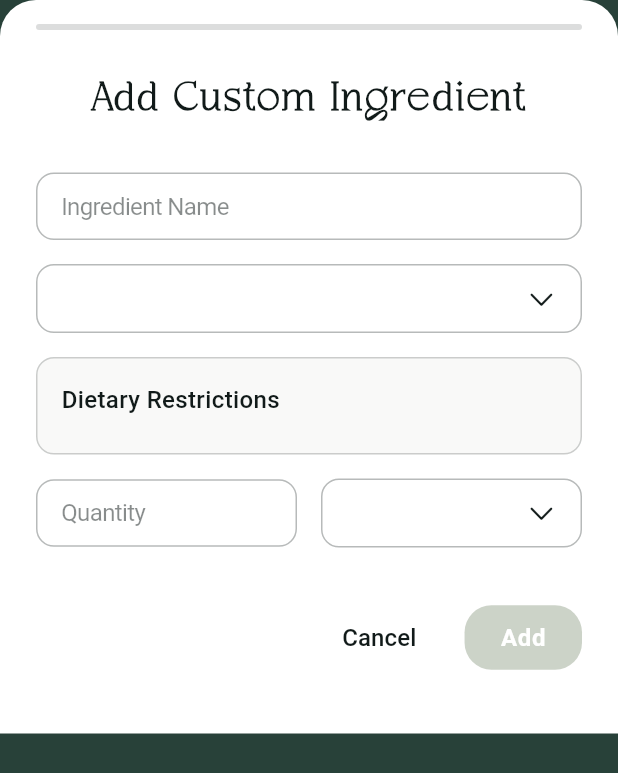
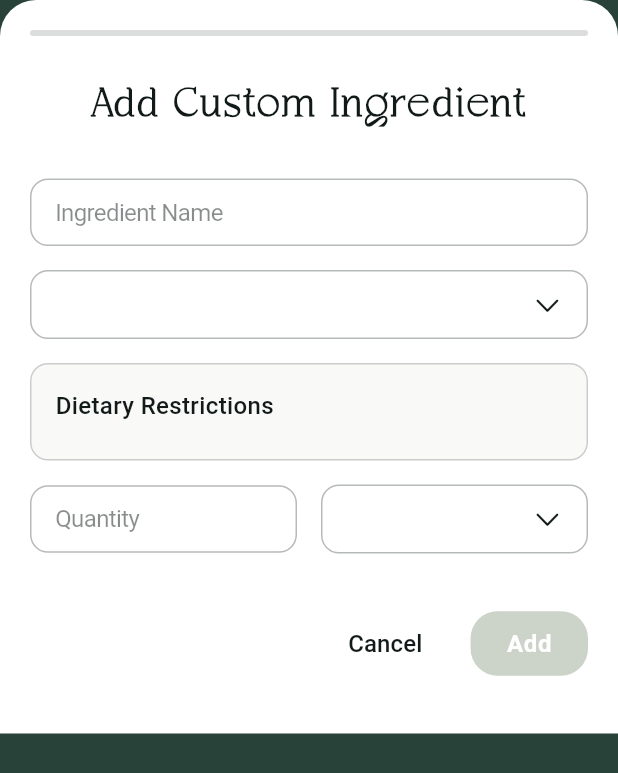
Before and after one commit to LuciaSchlegel/ai.cook, a Flutter app: the CustomIngLayout widget shown alone on an empty page, opened directly with empty values, on a phone screen of 412 x 824 dp. Shown: the top 773 px of the screen. Run offline on Flutter 3.47's test engine with Material 3 defaults, Android fonts, the phone set to English and light mode, and no system bars; our stand-ins replace animate_do, animated_text_kit, cached_network_image, firebase_auth, firebase_core, flutter_dotenv and 4 more; accounts and stored records are empty; network calls fail; Roboto replaces fonts that are missing (SFProDisplay); project files that could hold a hidden picture were left out.

Commit message:
fixed custom ing layout

```diff
--- a/lib/dialogs/ingredients/custom_ing/custom_ing_form_dialog.dart
+++ b/lib/dialogs/ingredients/custom_ing/custom_ing_form_dialog.dart
@@ -55,8 +55,11 @@ class _CustomIngFormDialogState extends State<CustomIngFormDialog> {
     _nameController = TextEditingController(
       text: widget.customIngredient?.name ?? '',
     );
+
+    final bool isEditing =
+        widget.customIngredient != null || widget.ingredient != null;
     _quantityController = TextEditingController(
-      text: widget.quantity.toString(),
+      text: isEditing && widget.quantity > 0 ? widget.quantity.toString() : '',
     );
     _selectedCategory =
         widget.customIngredient?.category ?? widget.categories.first;
--- a/lib/dialogs/ingredients/custom_ing/widgets/custom_ing_layout.dart
+++ b/lib/dialogs/ingredients/custom_ing/widgets/custom_ing_layout.dart
@@ -56,13 +56,14 @@ class CustomIngLayout extends StatelessWidget {
       onTap: () {
         FocusScope.of(context).unfocus();
       },
+      child: AnimatedPadding(
+        padding: EdgeInsets.only(
+          bottom: MediaQuery.of(context).viewInsets.bottom,
+        ),
+        duration: const Duration(milliseconds: 150),
+        curve: Curves.easeOut,
         child: Container(
-        padding: EdgeInsets.fromLTRB(
-          24,
-          16,
-          24,
-          MediaQuery.of(context).viewInsets.bottom + 24,
-        ),
+          padding: const EdgeInsets.symmetric(horizontal: 20, vertical: 20),
           decoration: BoxDecoration(
             color: AppColors.white,
             borderRadius: const BorderRadius.vertical(top: Radius.circular(24)),
@@ -82,7 +83,9 @@ class CustomIngLayout extends StatelessWidget {
                   ),
                 ),
                 Text(
-                isEditing ? 'Edit Custom Ingredient' : 'Add Custom Ingredient',
+                  isEditing
+                      ? 'Edit Custom Ingredient'
+                      : 'Add Custom Ingredient',
                   style: const TextStyle(
                     fontSize: 30,
                     fontFamily: 'Casta',
@@ -101,7 +104,9 @@ class CustomIngLayout extends StatelessWidget {
                   decoration: BoxDecoration(
                     color: CupertinoColors.white,
                     borderRadius: BorderRadius.circular(12),
-                  border: Border.all(color: AppColors.button.withOpacity(0.3)),
+                    border: Border.all(
+                      color: AppColors.button.withOpacity(0.3),
+                    ),
                   ),
                   child: CupertinoButton(
                     padding: const EdgeInsets.symmetric(
@@ -232,6 +237,7 @@ class CustomIngLayout extends StatelessWidget {
             ),
           ),
         ),
+      ),
     );
   }
 }
--- a/lib/dialogs/ingredients/ingredient_dialogs.dart
+++ b/lib/dialogs/ingredients/ingredient_dialogs.dart
@@ -25,6 +25,7 @@ class IngredientDialogs {
     return showModalBottomSheet(
       context: context,
       backgroundColor: Colors.transparent,
+      useSafeArea: true,
       isScrollControlled: true,
       enableDrag: false,
       builder:
```
Lines whose indentation alone changed are shown as unchanged.
